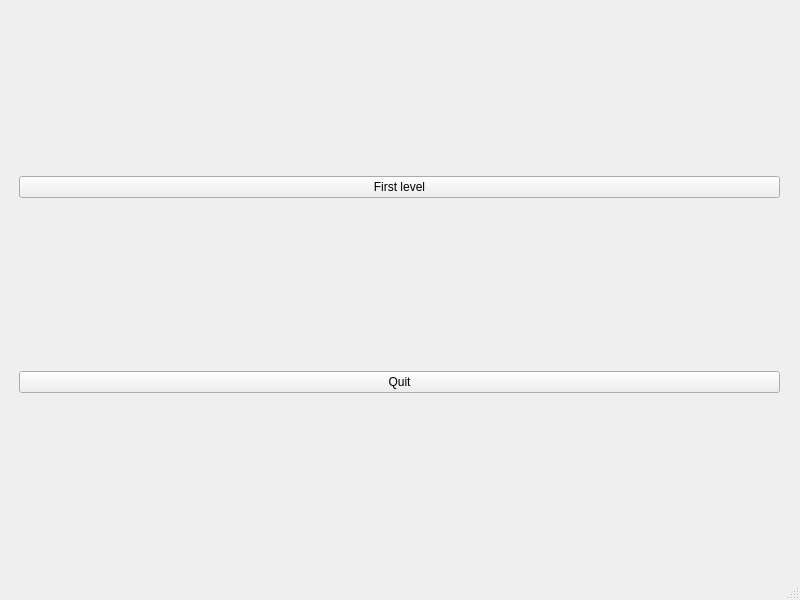
Qt form TowerDefense/startwindow.ui (davgav123/Simple_tower_defense_game) before a commit.
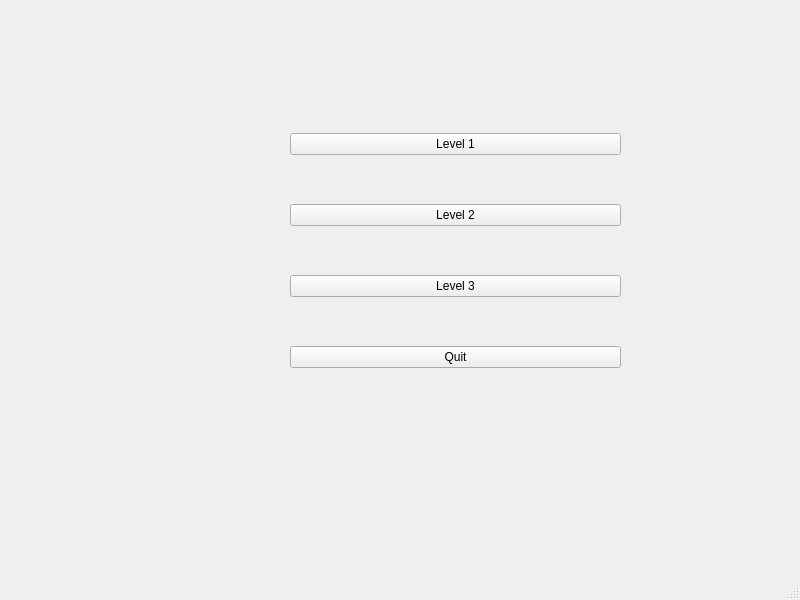
The same form after that commit.

The edit to the form file:
```diff
--- a/TowerDefense/startwindow.ui
+++ b/TowerDefense/startwindow.ui
@@ -17,17 +17,31 @@
    <widget class="QWidget" name="verticalLayoutWidget">
     <property name="geometry">
      <rect>
-      <x>19</x>
-      <y>9</y>
-      <width>761</width>
-      <height>551</height>
+      <x>290</x>
+      <y>90</y>
+      <width>331</width>
+      <height>321</height>
      </rect>
     </property>
     <layout class="QVBoxLayout" name="verticalLayout">
      <item>
       <widget class="QPushButton" name="FirstLevel">
        <property name="text">
-        <string>First level</string>
+        <string>Level 1</string>
+       </property>
+      </widget>
+     </item>
+     <item>
+      <widget class="QPushButton" name="SecondLevel">
+       <property name="text">
+        <string>Level 2</string>
+       </property>
+      </widget>
+     </item>
+     <item>
+      <widget class="QPushButton" name="ThirdLevel">
+       <property name="text">
+        <string>Level 3</string>
        </property>
       </widget>
      </item>
```
